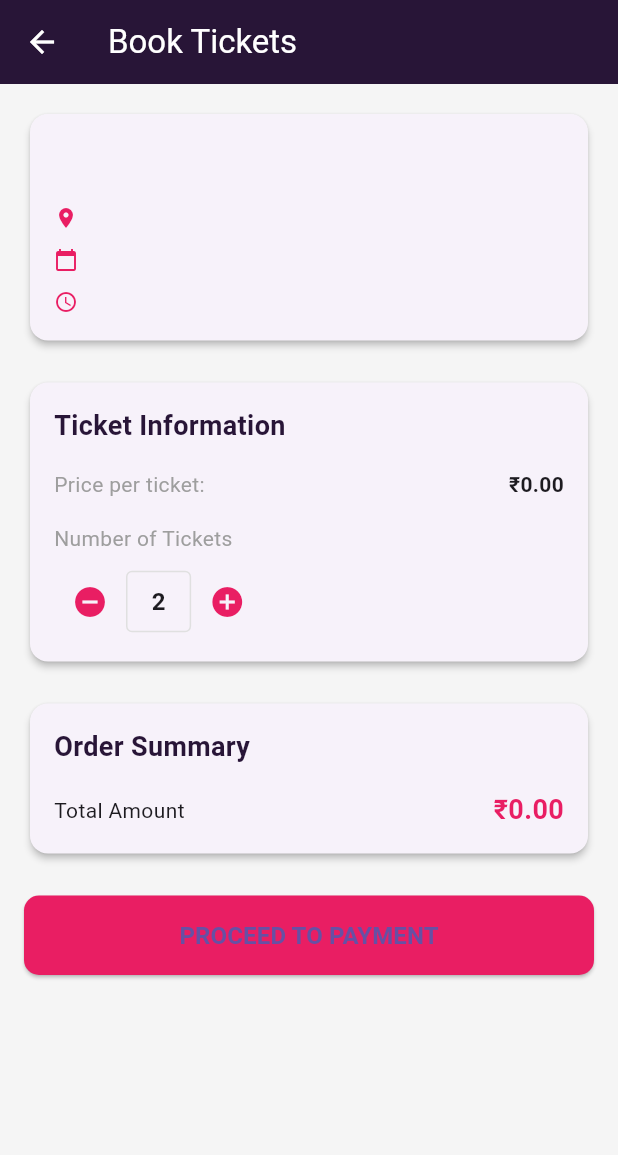
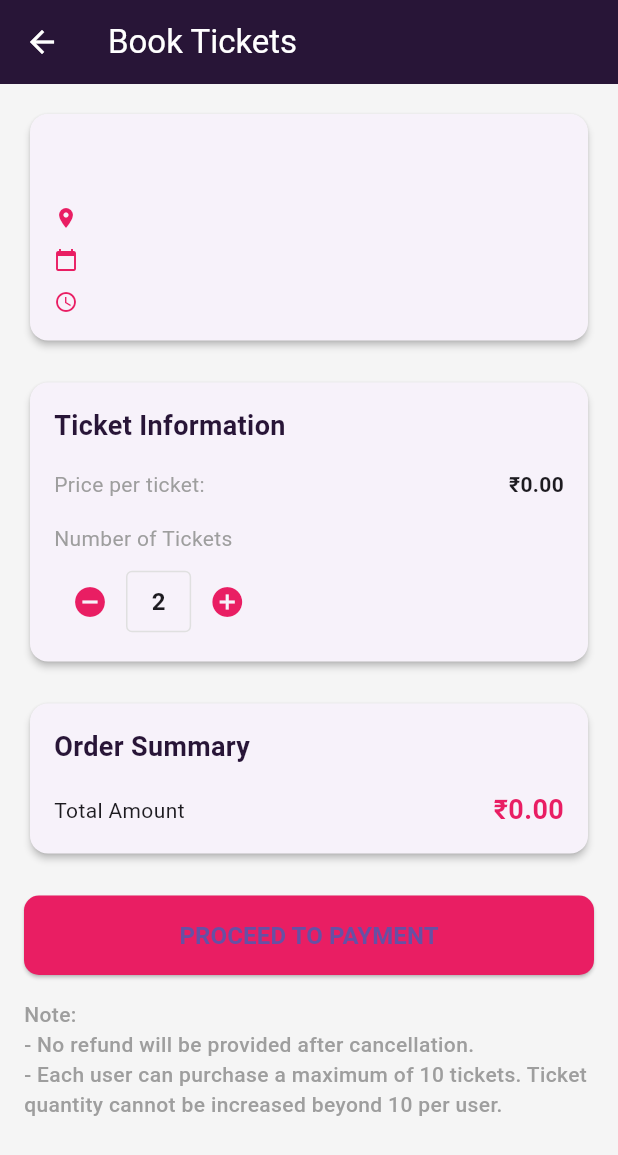
Before and after one commit to AparnaRajVR/Zesta_User, a Flutter app: the BookingPage screen opened directly with empty values, after a tap on the "add circle" icon, on a phone screen of 412 x 824 dp. Shown: the top 1155 px of the screen. Run offline on Flutter 3.47's test engine with Material 3 defaults, Android fonts, the phone set to English and light mode, and no system bars; our stand-ins replace barcode_widget, carousel_slider, cloud_firestore, dio, firebase_auth, firebase_core and 11 more; missing offline and left inert: cloudinary_public, flutter_inappwebview, flutter_stripe, ticket_widget; accounts and stored records are empty; Roboto replaces fonts that are missing (inter).

```diff
--- a/lib/view/screen/payment_proceed.dart
+++ b/lib/view/screen/payment_proceed.dart
@@ -138,7 +138,8 @@ class BookingPage extends StatelessWidget {
                           IconButton(
                             icon: Icon(Icons.add_circle, color: AppColors.primary),
                             onPressed: () {
-                              ticketCount.value++;
+                                 if (ticketCount.value < 10) ticketCount.value++;
+                              // ticketCount.value++;
                             },
                           ),
                         ],
@@ -223,8 +224,20 @@ class BookingPage extends StatelessWidget {
               style: TextStyle(fontSize: 16, fontWeight: FontWeight.bold),
             ),
           ),
+             SizedBox(height: 16),
+
+// NOTE AT THE BOTTOM
+Text(
+  "Note:\n- No refund will be provided after cancellation.\n- Each user can purchase a maximum of 10 tickets. Ticket quantity cannot be increased beyond 10 per user.",
+  style: TextStyle(
+    color: Colors.grey,
+    fontSize: 14,
+    fontWeight: FontWeight.w500,
+  ),
+),
         ],
       ),
+
     );
   }
 }
```
Also changed, not shown: lib/services/search_controller.dart (+0 -43 lines).
